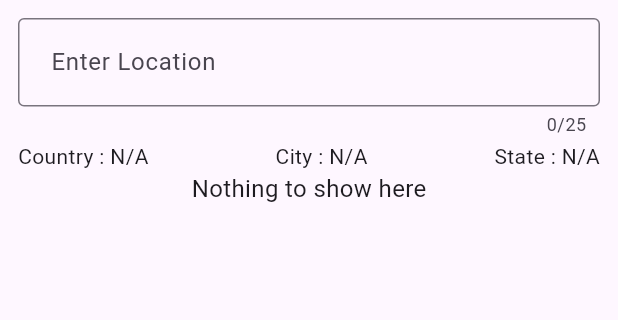
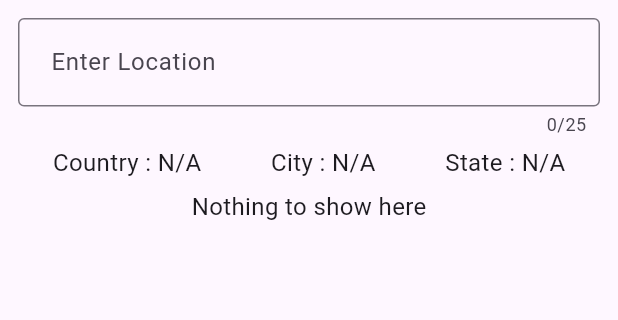
Before and after one commit to sajidrec/flutter_prayer_schedule, a Flutter app: the screen it shows after launch, on a phone screen of 412 x 824 dp, the part 84-404 px from its top. Run offline on Flutter 3.47's test engine with Material 3 defaults, Android fonts, the phone set to English and light mode, and no system bars.

Commit message:
some ui polished

```diff
--- a/lib/home_page.dart
+++ b/lib/home_page.dart
@@ -18,7 +18,7 @@ class _HomePageState extends State<HomePage> {
   Map<String, dynamic> schedule = {};
   List<String> waqthNameList = [];
 
-  String city = "N/A", earthStateLocation = "N/A", country = "N/A";
+  String country = "N/A", city = "N/A", earthStateLocation = "N/A";
 
   String screenMsg = "Nothing to show here";
 
@@ -88,8 +88,17 @@ class _HomePageState extends State<HomePage> {
                               schedule = data["items"][0];
                               waqthNameList = schedule.keys.toList();
                               city = data["city"];
+                              if (city.isEmpty) {
+                                city = "N/A";
+                              }
                               earthStateLocation = data["state"];
+                              if (earthStateLocation.isEmpty) {
+                                earthStateLocation = "N/A";
+                              }
                               country = data["country"];
+                              if (country.isEmpty) {
+                                country = "N/A";
+                              }
                               setState(() {});
                             }
                           } else {
@@ -106,14 +115,33 @@ class _HomePageState extends State<HomePage> {
               const SizedBox(
                 height: 3,
               ),
-              Row(
+              SizedBox(
+                width: double.infinity,
+                child: Wrap(
+                  alignment: WrapAlignment.spaceAround,
                   children: [
-                  Text("Country : $country"),
-                  const Spacer(),
-                  Text("City : $city"),
-                  const Spacer(),
-                  Text("State : $earthStateLocation"),
+                    Padding(
+                      padding: const EdgeInsets.all(3.0),
+                      child: Text(
+                        "Country : $country",
+                        style: const TextStyle(fontSize: 16),
+                      ),
+                    ),
+                    Padding(
+                      padding: const EdgeInsets.all(3.0),
+                      child: Text("City : $city",
+                          style: const TextStyle(fontSize: 16)),
+                    ),
+                    Padding(
+                      padding: const EdgeInsets.all(3.0),
+                      child: Text("State : $earthStateLocation",
+                          style: const TextStyle(fontSize: 16)),
+                    ),
                   ],
+                ),
+              ),
+              const SizedBox(
+                height: 3,
               ),
               (waqthNameList.isNotEmpty)
                   ? ListView.builder(
@@ -124,12 +152,24 @@ class _HomePageState extends State<HomePage> {
                         if (index == 0) {
                           return const SizedBox.shrink();
                         }
-                        return ListTile(
+                        return Card(
+                          elevation: 3,
+                          color: Colors.green.shade400,
+                          child: ListTile(
                             title: Text(
                               waqthNameList[index].toString().toUpperCase(),
+                              style: const TextStyle(
+                                  color: Colors.white,
+                                  fontSize: 18,
+                                  fontWeight: FontWeight.w600),
                             ),
                             trailing: Text(
                               schedule[waqthNameList[index]].toString(),
+                              style: const TextStyle(
+                                  color: Colors.white,
+                                  fontSize: 16,
+                                  fontWeight: FontWeight.w500),
+                            ),
                           ),
                         );
                       },
```
Lines whose indentation alone changed are shown as unchanged.
